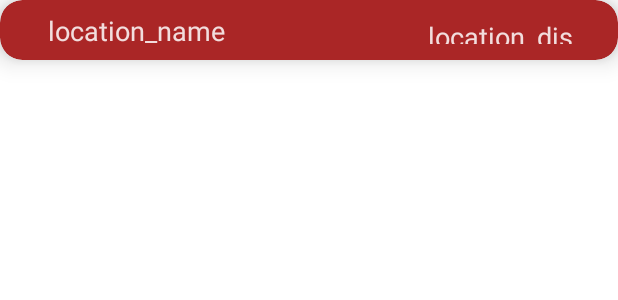
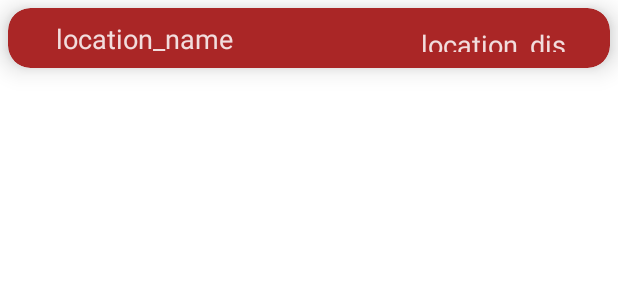
Before and after one commit to marleo/AppDev_FoodFindAR, an Android app: the layout nearby_list_item.xml on its own in the app's theme, with its tools: preview values and no code run, on a phone screen of 412 x 824 dp. Shown: the top 300 px of the screen. Run offline under Robolectric (Android 15) with nearby library versions, the phone set to English and light mode, and no system bars; Roboto replaces fonts that are not available here.

Commit message:
Removed ActionBar

```diff
--- a/app/src/main/java/com/uni/foodfindar/views/Nearby_locations.kt
+++ b/app/src/main/java/com/uni/foodfindar/views/Nearby_locations.kt
@@ -42,8 +42,8 @@ class Nearby_locations : AppCompatActivity() {
 
         location.apply {
             layoutManager = LinearLayoutManager(this@Nearby_locations)
-            val topSpacingitemDecoration = TopSpacingitemDecoration(30)
-            addItemDecoration(topSpacingitemDecoration)
+            //val topSpacingitemDecoration = TopSpacingitemDecoration(30)
+            //addItemDecoration(topSpacingitemDecoration)
             locationAdapter = LocationRecyclerAdapter()
             adapter = locationAdapter
         }
--- a/app/src/main/res/layout/nearby_list_item.xml
+++ b/app/src/main/res/layout/nearby_list_item.xml
@@ -7,11 +7,14 @@
     app:cardBackgroundColor="#AA2626"
     app:cardCornerRadius="15dp"
     app:cardElevation="10dp"
-    app:cardPreventCornerOverlap="false">
+    app:cardPreventCornerOverlap="false"
+    android:layout_margin="5dp"
+    android:layout_marginTop="0dp">
 
     <androidx.constraintlayout.widget.ConstraintLayout
         android:layout_width="match_parent"
-        android:layout_height="match_parent">
+        android:layout_height="match_parent"
+        >
 
         <TextView
             android:id="@+id/location_name"
--- a/app/src/main/res/values/colors.xml
+++ b/app/src/main/res/values/colors.xml
@@ -7,4 +7,5 @@
     <color name="teal_700">#FF018786</color>
     <color name="black">#FF000000</color>
     <color name="white">#FFFFFFFF</color>
+    <color name="gradientTop">#EC96B6</color>
 </resources>
--- a/app/src/main/res/values/themes.xml
+++ b/app/src/main/res/values/themes.xml
@@ -1,9 +1,9 @@
 <resources xmlns:tools="http://schemas.android.com/tools">
     <!-- Base application theme. -->
-    <style name="Theme.Foodfindar" parent="Theme.MaterialComponents.DayNight.DarkActionBar">
+    <style name="Theme.Foodfindar" parent="Theme.MaterialComponents.DayNight.NoActionBar">
         <!-- Primary brand color. -->
-        <item name="colorPrimary">@color/purple_500</item>
-        <item name="colorPrimaryVariant">@color/purple_700</item>
+        <item name="colorPrimary">@color/gradientTop</item>
+        <item name="colorPrimaryVariant">@color/gradientTop</item>
         <item name="colorOnPrimary">@color/white</item>
         <!-- Secondary brand color. -->
         <item name="colorSecondary">@color/teal_200</item>
```
Also changed, not shown: app/src/main/res/layout/activity_nearby_locations.xml (+4 -3 lines).
